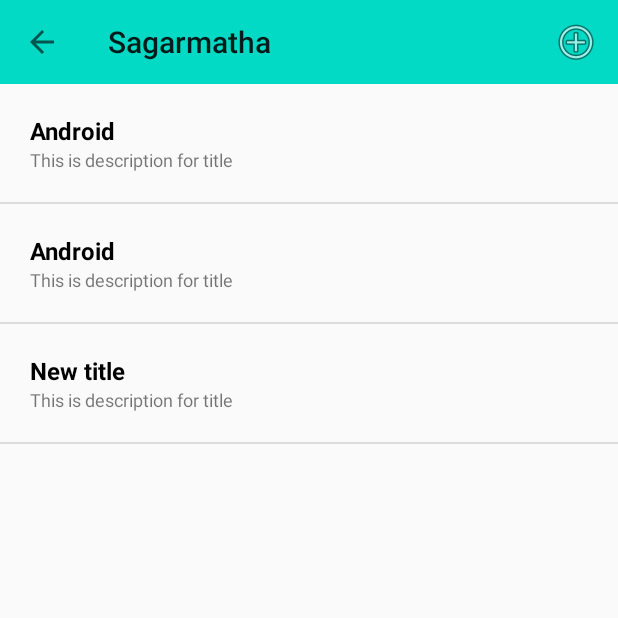
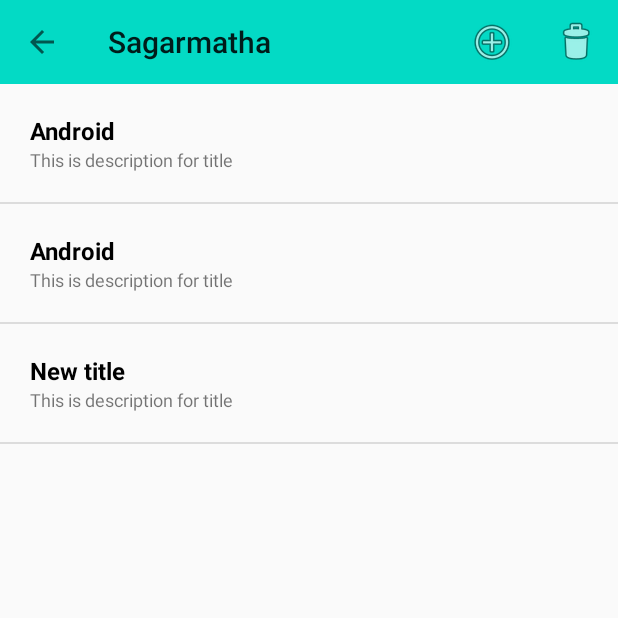
Before and after one commit to crpoudyal/sagarmathaApp, an Android app: the screen it shows after launch (ListExampleActivity), after a tap on "Add", on a phone screen of 412 x 824 dp, the top half of it. Run offline under Robolectric (Android 15) with nearby library versions, the phone set to English and light mode, and no system bars.

Commit message:
add and delete listview in android

```diff
--- a/app/src/main/java/com/example/sagarmatha/ListExampleActivity.java
+++ b/app/src/main/java/com/example/sagarmatha/ListExampleActivity.java
@@ -54,6 +54,11 @@ public class ListExampleActivity extends AppCompatActivity {
                 listItems.add(new ListData("New title","This is description for title"));
                 mAdapter.notifyDataSetChanged();
                 break;
+            case R.id.action_delete:
+//                listItems.remove(0);   // Remove first items
+                listItems.remove(listItems.size()-1);  // Remove last items
+                mAdapter.notifyDataSetChanged();
+                break;
             case android.R.id.home:
                 finish();
                 break;
--- a/app/src/main/res/menu/lv_menu.xml
+++ b/app/src/main/res/menu/lv_menu.xml
@@ -2,8 +2,13 @@
 <menu xmlns:android="http://schemas.android.com/apk/res/android"
     xmlns:app="http://schemas.android.com/apk/res-auto">
 <item android:id="@+id/action_add"
-android:title="Add"
+    android:title="Add"
     android:icon="@android:drawable/ic_menu_add"
     app:showAsAction="always"
 />
+    <item android:id="@+id/action_delete"
+        android:title="Delete"
+        android:icon="@android:drawable/ic_menu_delete"
+        app:showAsAction="always"
+        />
 </menu>
```
